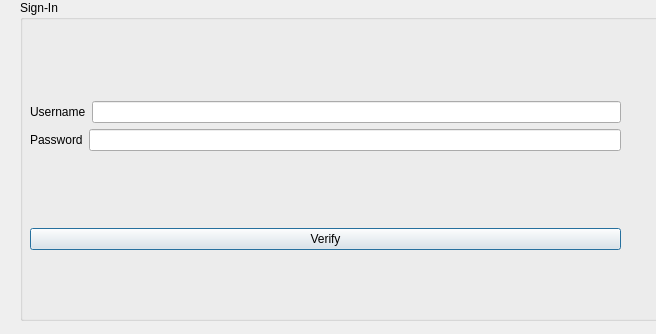
Qt form src/ui/dlgloginscreen.ui (xavierliancw/CS1C-Class-Project) before a commit.
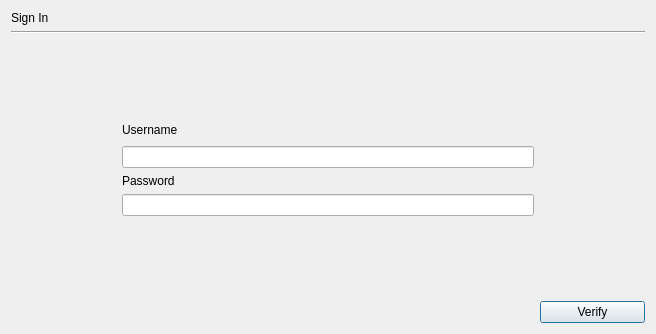
The same form after that commit.

```diff
--- a/src/ui/dlgloginscreen.ui
+++ b/src/ui/dlgloginscreen.ui
@@ -13,77 +13,118 @@
   <property name="windowTitle">
    <string>Form</string>
   </property>
-  <widget class="QGroupBox" name="groupBox">
-   <property name="geometry">
-    <rect>
-     <x>20</x>
-     <y>0</y>
-     <width>641</width>
-     <height>321</height>
-    </rect>
-   </property>
-   <property name="autoFillBackground">
-    <bool>true</bool>
-   </property>
-   <property name="title">
-    <string>Sign-In</string>
-   </property>
-   <widget class="QWidget" name="layoutWidget">
-    <property name="geometry">
-     <rect>
-      <x>10</x>
-      <y>30</y>
-      <width>591</width>
-      <height>291</height>
-     </rect>
-    </property>
-    <layout class="QVBoxLayout" name="verticalLayout_2">
-     <item>
-      <layout class="QVBoxLayout" name="verticalLayout">
-       <item>
-        <layout class="QHBoxLayout" name="horizontalLayout">
-         <item>
-          <widget class="QLabel" name="label">
-           <property name="text">
-            <string>Username</string>
-           </property>
-          </widget>
-         </item>
-         <item>
-          <widget class="QLineEdit" name="username"/>
-         </item>
-        </layout>
-       </item>
-       <item>
-        <layout class="QHBoxLayout" name="horizontalLayout_2">
-         <item>
-          <widget class="QLabel" name="label_2">
-           <property name="text">
-            <string>Password</string>
-           </property>
-          </widget>
-         </item>
-         <item>
-          <widget class="QLineEdit" name="password">
-           <property name="echoMode">
-            <enum>QLineEdit::Password</enum>
-           </property>
-          </widget>
-         </item>
-        </layout>
-       </item>
-      </layout>
-     </item>
-     <item>
-      <widget class="QPushButton" name="verifiy">
-       <property name="text">
-        <string>Verify</string>
-       </property>
-      </widget>
-     </item>
-    </layout>
-   </widget>
-  </widget>
+  <layout class="QGridLayout" name="gridLayout">
+   <item row="6" column="1">
+    <widget class="QLineEdit" name="password">
+     <property name="echoMode">
+      <enum>QLineEdit::Password</enum>
+     </property>
+    </widget>
+   </item>
+   <item row="2" column="1">
+    <spacer name="verticalSpacer">
+     <property name="orientation">
+      <enum>Qt::Vertical</enum>
+     </property>
+     <property name="sizeHint" stdset="0">
+      <size>
+       <width>20</width>
+       <height>20</height>
+      </size>
+     </property>
+    </spacer>
+   </item>
+   <item row="7" column="1">
+    <spacer name="verticalSpacer_2">
+     <property name="orientation">
+      <enum>Qt::Vertical</enum>
+     </property>
+     <property name="sizeHint" stdset="0">
+      <size>
+       <width>20</width>
+       <height>40</height>
+      </size>
+     </property>
+    </spacer>
+   </item>
+   <item row="4" column="1">
+    <widget class="QLineEdit" name="username"/>
+   </item>
+   <item row="5" column="1">
+    <widget class="QLabel" name="label_2">
+     <property name="text">
+      <string>Password</string>
+     </property>
+    </widget>
+   </item>
+   <item row="3" column="1">
+    <widget class="QLabel" name="label">
+     <property name="text">
+      <string>Username</string>
+     </property>
+    </widget>
+   </item>
+   <item row="3" column="0">
+    <spacer name="horizontalSpacer_2">
+     <property name="orientation">
+      <enum>Qt::Horizontal</enum>
+     </property>
+     <property name="sizeHint" stdset="0">
+      <size>
+       <width>40</width>
+       <height>20</height>
+      </size>
+     </property>
+    </spacer>
+   </item>
+   <item row="0" column="0" colspan="2">
+    <widget class="QLabel" name="label_3">
+     <property name="text">
+      <string>Sign In</string>
+     </property>
+    </widget>
+   </item>
+   <item row="1" column="0" colspan="3">
+    <widget class="Line" name="line">
+     <property name="orientation">
+      <enum>Qt::Horizontal</enum>
+     </property>
+    </widget>
+   </item>
+   <item row="3" column="2">
+    <spacer name="horizontalSpacer_3">
+     <property name="orientation">
+      <enum>Qt::Horizontal</enum>
+     </property>
+     <property name="sizeHint" stdset="0">
+      <size>
+       <width>40</width>
+       <height>20</height>
+      </size>
+     </property>
+    </spacer>
+   </item>
+   <item row="8" column="2">
+    <widget class="QPushButton" name="verifiy">
+     <property name="text">
+      <string>Verify</string>
+     </property>
+    </widget>
+   </item>
+   <item row="8" column="1">
+    <spacer name="horizontalSpacer">
+     <property name="orientation">
+      <enum>Qt::Horizontal</enum>
+     </property>
+     <property name="sizeHint" stdset="0">
+      <size>
+       <width>412</width>
+       <height>20</height>
+      </size>
+     </property>
+    </spacer>
+   </item>
+  </layout>
  </widget>
  <resources/>
  <connections/>
```
Left out of the diff: 5 changed lines with no effect on the pictures.
